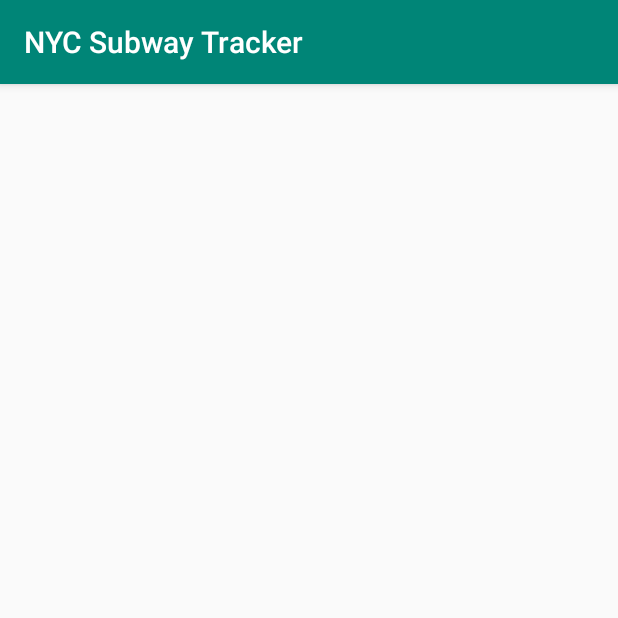
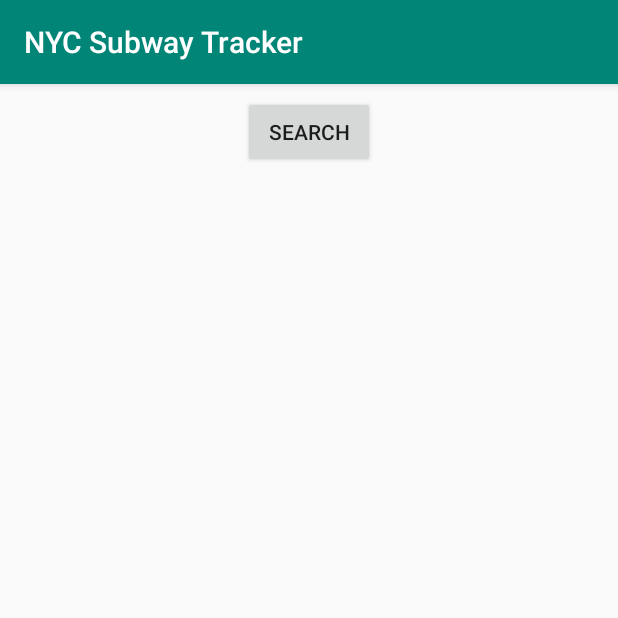
Before and after one commit to cm-jones/nyc-subway-tracker, an Android app: the screen it shows after launch (MainActivity), on a phone screen of 412 x 824 dp, the top half of it. Run offline under Robolectric (Android 15) with nearby library versions, the phone set to English and light mode, and no system bars; our stand-ins replace Volley.

Commit message:
Create Button to make requests to the API

```diff
--- a/app/src/main/res/layout/activity_main.xml
+++ b/app/src/main/res/layout/activity_main.xml
@@ -4,4 +4,19 @@
     xmlns:tools="http://schemas.android.com/tools"
     android:layout_width="match_parent"
     android:layout_height="match_parent"
-    tools:context=".MainActivity"/>
+    tools:context=".MainActivity">
+
+    <Button
+        android:id="@+id/makeRequest"
+        android:layout_width="wrap_content"
+        android:layout_height="wrap_content"
+        android:layout_marginStart="8dp"
+        android:layout_marginLeft="8dp"
+        android:layout_marginTop="8dp"
+        android:layout_marginEnd="8dp"
+        android:layout_marginRight="8dp"
+        android:text="@android:string/search_go"
+        app:layout_constraintEnd_toEndOf="parent"
+        app:layout_constraintStart_toStartOf="parent"
+        app:layout_constraintTop_toTopOf="parent" />
+</android.support.constraint.ConstraintLayout>
```
